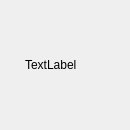
First picture: the form in headform.ui, repository mishkoLitvin/L_Aries-progect, before the edit.
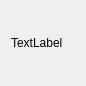
Second picture: the form after the edit.

Diff of the .ui file:
```diff
--- a/headform.ui
+++ b/headform.ui
@@ -6,8 +6,8 @@
    <rect>
     <x>0</x>
     <y>0</y>
-    <width>130</width>
-    <height>130</height>
+    <width>82</width>
+    <height>82</height>
    </rect>
   </property>
   <property name="windowTitle">
@@ -17,33 +17,7 @@
    <locale language="English" country="UnitedStates"/>
   </property>
   <layout class="QGridLayout" name="gridLayout">
-   <item row="0" column="1">
-    <spacer name="verticalSpacer_2">
-     <property name="orientation">
-      <enum>Qt::Vertical</enum>
-     </property>
-     <property name="sizeHint" stdset="0">
-      <size>
-       <width>20</width>
-       <height>7</height>
-      </size>
-     </property>
-    </spacer>
-   </item>
-   <item row="1" column="0">
-    <spacer name="horizontalSpacer">
-     <property name="orientation">
-      <enum>Qt::Horizontal</enum>
-     </property>
-     <property name="sizeHint" stdset="0">
-      <size>
-       <width>7</width>
-       <height>20</height>
-      </size>
-     </property>
-    </spacer>
-   </item>
-   <item row="1" column="1">
+   <item row="0" column="0">
     <widget class="QLabel" name="label">
      <property name="sizePolicy">
       <sizepolicy hsizetype="Fixed" vsizetype="Fixed">
@@ -53,8 +27,14 @@
      </property>
      <property name="minimumSize">
       <size>
-       <width>80</width>
-       <height>80</height>
+       <width>64</width>
+       <height>64</height>
+      </size>
+     </property>
+     <property name="baseSize">
+      <size>
+       <width>64</width>
+       <height>64</height>
       </size>
      </property>
      <property name="text">
@@ -62,32 +42,6 @@
      </property>
     </widget>
    </item>
-   <item row="1" column="2">
-    <spacer name="horizontalSpacer_2">
-     <property name="orientation">
-      <enum>Qt::Horizontal</enum>
-     </property>
-     <property name="sizeHint" stdset="0">
-      <size>
-       <width>7</width>
-       <height>20</height>
-      </size>
-     </property>
-    </spacer>
-   </item>
-   <item row="2" column="1">
-    <spacer name="verticalSpacer">
-     <property name="orientation">
-      <enum>Qt::Vertical</enum>
-     </property>
-     <property name="sizeHint" stdset="0">
-      <size>
-       <width>20</width>
-       <height>7</height>
-      </size>
-     </property>
-    </spacer>
-   </item>
   </layout>
  </widget>
  <resources/>
```
